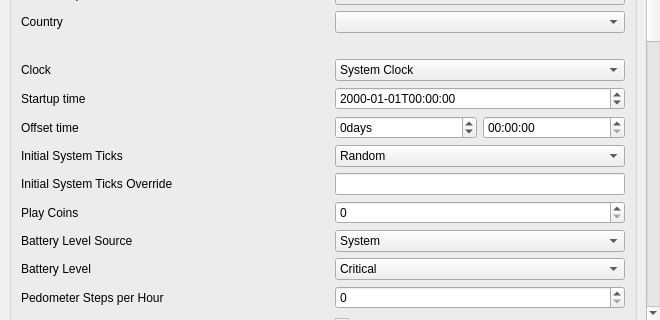
azahar-emu/azahar, file src/citra_qt/configuration/configure_system.ui: the form before one commit; both pictures show x 0 to 660 and y 299 to 619 of the 660 by 619 pixel window.
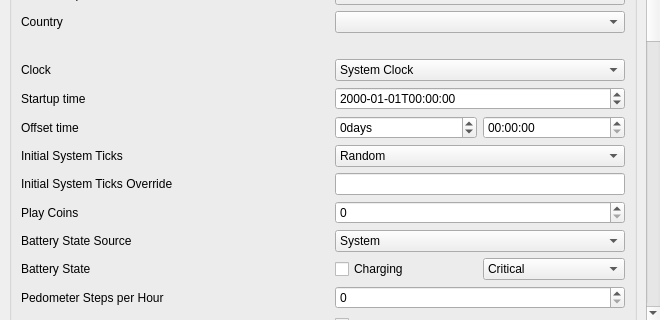
The form after the commit.

Commit message: config: Add fixed battery charging state configuration

Diff of the .ui file:
```diff
--- a/src/citra_qt/configuration/configure_system.ui
+++ b/src/citra_qt/configuration/configure_system.ui
@@ -490,7 +490,7 @@
                  <string>&lt;html&gt;&lt;head/&gt;&lt;body&gt;&lt;p&gt;How the system's battery level is determined.&lt;/p&gt;&lt;/body&gt;&lt;/html&gt;</string>
                 </property>
                 <property name="text">
-                  <string>Battery Level Source</string>
+               <string>Battery State Source</string>
                 </property>
               </widget>
             </item>
@@ -514,11 +514,20 @@
                  <string>&lt;html&gt;&lt;head/&gt;&lt;body&gt;&lt;p&gt;Battery level used by the system. Range from 0 to 5.&lt;/p&gt;&lt;/body&gt;&lt;/html&gt;</string>
                 </property>
                 <property name="text">
-                  <string>Battery Level</string>
+               <string>Battery State</string>
                 </property>
               </widget>
             </item>
             <item row="18" column="1">
+             <layout class="QGridLayout" name="battery_state_grid">
+              <item row="0" column="0">
+               <widget class="QCheckBox" name="battery_charging">
+                <property name="text">
+                 <string>Charging</string>
+                </property>
+               </widget>
+              </item>
+              <item row="0" column="1">
               <widget class="QComboBox" name="battery_level">
                 <item>
                   <property name="text">
@@ -547,6 +556,8 @@
                 </item>
               </widget>
             </item>
+             </layout>
+            </item>
             <item row="19" column="0">
               <widget class="QLabel" name="label_steps_per_hour">
                 <property name="toolTip">
```
Left out of the diff: 13 changed lines with no effect on the pictures. Lines whose indentation alone changed are shown as unchanged. The commit also changes 9 other files.
